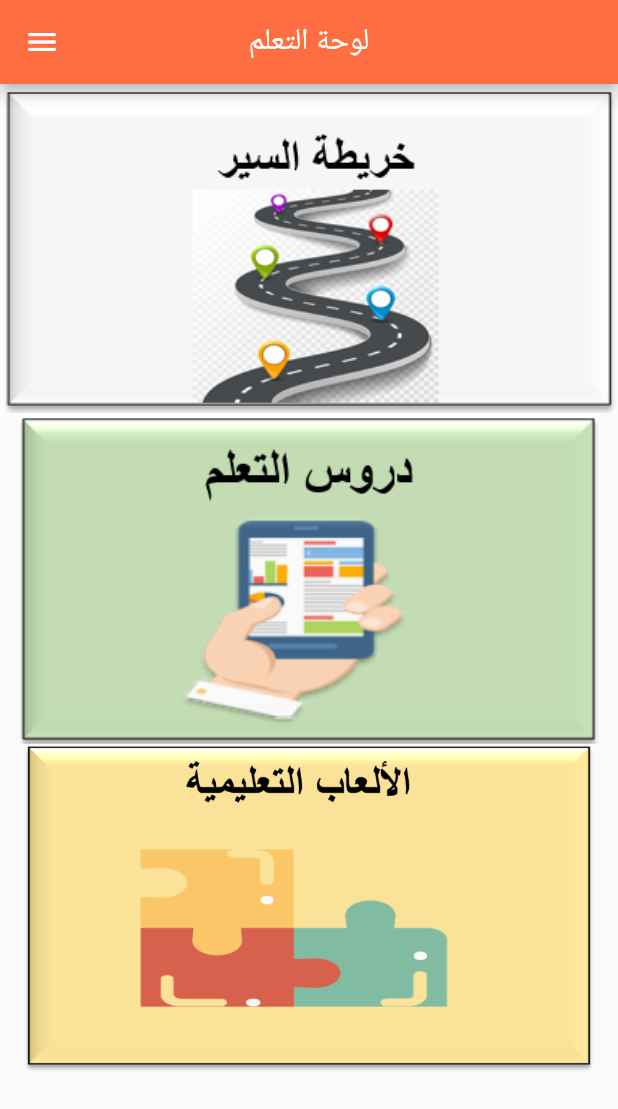
After one commit to AnasKhaled1876/Intro-to-HTML, a Flutter app: the MainPage screen opened directly, on a phone screen of 412 x 824 dp. The commit adds this screen. Shown: the top 1109 px of the screen. Run offline on Flutter 3.47's test engine with Material 2 defaults, Android fonts, the phone set to English and light mode, and no system bars; our stand-ins replace cloud_firestore, firebase_core, sqflite; accounts and stored records are empty.

Commit message:
Added main page

```diff
--- a/lib/home_page.dart
+++ b/lib/home_page.dart
@@ -1,5 +1,6 @@
 import 'package:cloud_firestore/cloud_firestore.dart';
 import 'package:flutter/material.dart';
+import 'package:intro_to_html/main_page.dart';
 import 'package:sqflite/sqflite.dart';
 
 class HomePage extends StatefulWidget {
@@ -69,7 +70,7 @@ class _HomePageState extends State<HomePage> {
                   Navigator.push(
                       context,
                       MaterialPageRoute(
-                          builder: (context) => const HomePage()));
+                          builder: (context) => const MainPage()));
                 } else {
                   ScaffoldMessenger.of(context).showSnackBar(const SnackBar(
                     content: Text("من فضلك ادخل اسمك وعمرك"),
--- a/lib/intro_page.dart
+++ b/lib/intro_page.dart
@@ -25,7 +25,6 @@ class _IntroPageState extends State<IntroPage> {
           ElevatedButton(
             onPressed: () {
               Navigator.push(context, MaterialPageRoute(builder: (context) => const HomePage()));
-
             },
             style: ElevatedButton.styleFrom(
                 primary: Colors.black, minimumSize: const Size(300, 60)),
--- /dev/null
+++ b/lib/main_page.dart
@@ -0,0 +1,30 @@
+import 'package:flutter/material.dart';
+
+class MainPage extends StatelessWidget {
+  const MainPage({Key? key}) : super(key: key);
+
+  @override
+  Widget build(BuildContext context) {
+    return Scaffold(
+      appBar: AppBar(
+        centerTitle: true,
+        backgroundColor: Colors.deepOrangeAccent,
+        leading: IconButton(
+          onPressed: () {},
+          icon: const Icon(
+            Icons.menu,
+          ),
+        ),
+        title: const Text("لوحة التعلم"),
+      ),
+      body: ListView(
+        itemExtent: 220.0,
+        children: <Widget>[
+          Image.asset("assets/list1.png"),
+          Image.asset("assets/list2.png"),
+          Image.asset("assets/list3.png")
+        ],
+      ),
+    );
+  }
+}
```
Also changed, not shown: assets/list1.png (added), assets/list2.png (added), assets/list3.png (added).
